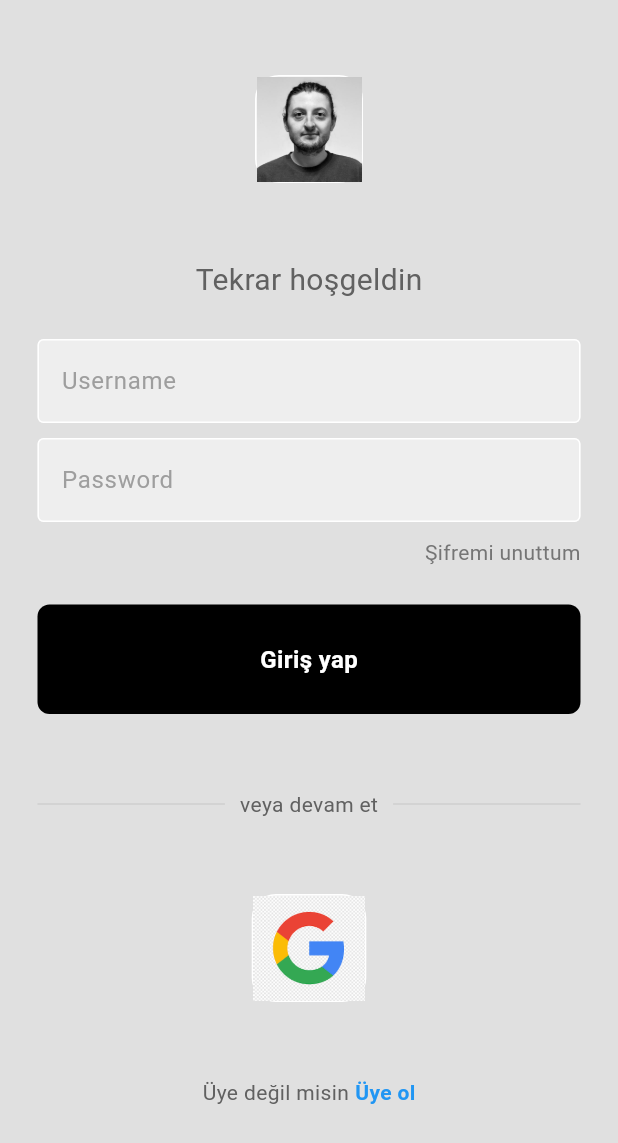
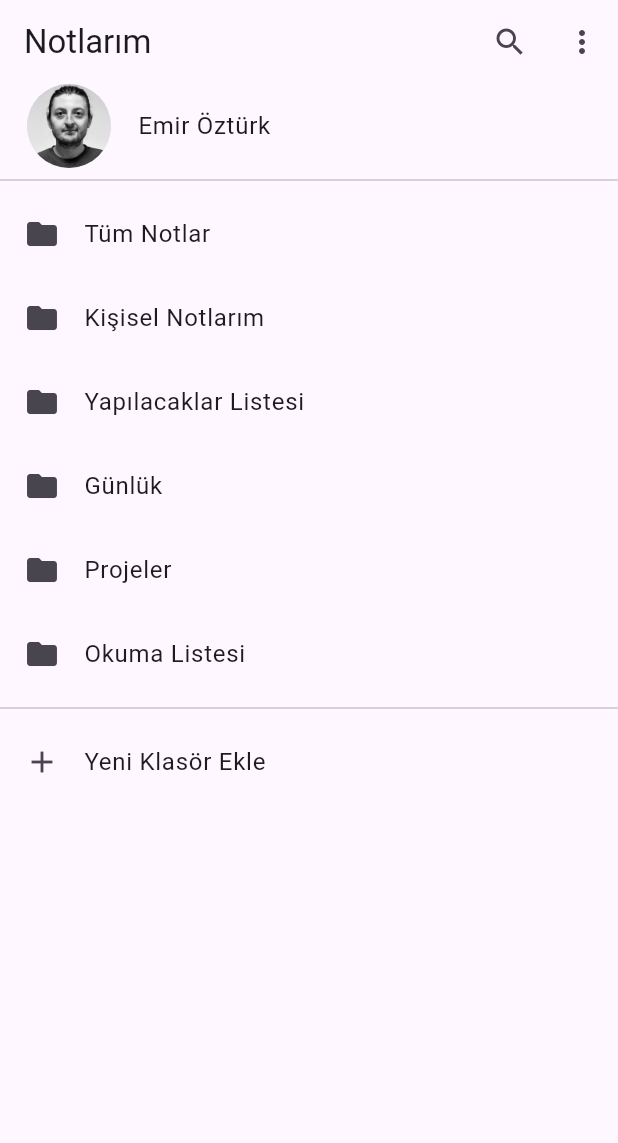
Before and after one commit to Sametgncc/notesApp_front-end, a Flutter app: the screen it shows after launch, on a phone screen of 412 x 824 dp. Shown: the top 1143 px of the screen. Run offline on Flutter 3.47's test engine with Material 3 defaults, Android fonts, the phone set to English and light mode, and no system bars.

Commit message:
HOMEPAGE

```diff
--- a/lib/main.dart
+++ b/lib/main.dart
@@ -1,4 +1,5 @@
 import 'package:flutter/material.dart';
+import 'package:notesapp/pages/homepage.dart';
 import 'package:notesapp/pages/loginpage.dart';
 
 void main() {
@@ -10,36 +11,9 @@ class MyApp extends StatelessWidget {
 
   @override
   Widget build(BuildContext context) {
-    return MaterialApp(
-      theme: ThemeData(
-        colorScheme: ColorScheme.fromSeed(seedColor: Colors.deepPurple),
-        useMaterial3: true,
-      ),
-      home: const MyHomePage(title: 'Flutter Demo Home Page'),
+    return const MaterialApp(
+      debugShowCheckedModeBanner: false,
+      home:  HomePage(),
     );
   }
 }
-
-class MyHomePage extends StatefulWidget {
-  const MyHomePage({super.key, required this.title});
-
-  final String title;
-
-  @override
-  State<MyHomePage> createState() => _MyHomePageState();
-}
-class _MyHomePageState extends State<MyHomePage> {
-  int _counter = 0;
-  void _incrementCounter() {
-    setState(() {
-      _counter++;
-    });
-  }
-  @override
-  Widget build(BuildContext context) {
-    return const MaterialApp(
-      debugShowCheckedModeBanner: false,
-      home:  LoginPage(),
-    );
-  }
-}
--- /dev/null
+++ b/lib/pages/homepage.dart
@@ -0,0 +1,78 @@
+import 'package:flutter/material.dart';
+
+class HomePage extends StatelessWidget {
+  const HomePage({super.key});
+
+  @override
+  Widget build(BuildContext context) {
+    return Scaffold(
+      appBar: AppBar(
+        title: Text('Notlarım'),
+        actions: [
+          IconButton(
+            icon: Icon(Icons.search),
+            onPressed: () {},
+          ),
+          IconButton(
+            icon: Icon(Icons.more_vert),
+            onPressed: () {},
+          ),
+        ],
+      ),
+      body: ListView(
+        children: [
+          // Profil Fotoğrafı
+          ListTile(
+            leading: CircleAvatar(
+              radius: 30,
+              backgroundImage: AssetImage(
+                  'lib/images/emiröztürk.png'),
+            ),
+            title: Text('Emir Öztürk'),
+          ),
+
+          // Notlar Bölümü
+          Divider(),
+          ListTile(
+            leading: Icon(Icons.folder),
+            title: Text('Tüm Notlar'),
+            onTap: () {},
+          ),
+          ListTile(
+            leading: Icon(Icons.folder),
+            title: Text('Kişisel Notlarım'),
+            onTap: () {},
+          ),
+          ListTile(
+            leading: Icon(Icons.folder),
+            title: Text('Yapılacaklar Listesi'),
+            onTap: () {},
+          ),
+          ListTile(
+            leading: Icon(Icons.folder),
+            title: Text('Günlük'),
+            onTap: () {},
+          ),
+          ListTile(
+            leading: Icon(Icons.folder),
+            title: Text('Projeler'),
+            onTap: () {},
+          ),
+          ListTile(
+            leading: Icon(Icons.folder),
+            title: Text('Okuma Listesi'),
+            onTap: () {},
+          ),
+
+          // Yeni Klasör Ekleme
+          Divider(),
+          ListTile(
+            leading: Icon(Icons.add),
+            title: Text('Yeni Klasör Ekle'),
+            onTap: () {},
+          ),
+        ],
+      ),
+    );
+  }
+}
```
